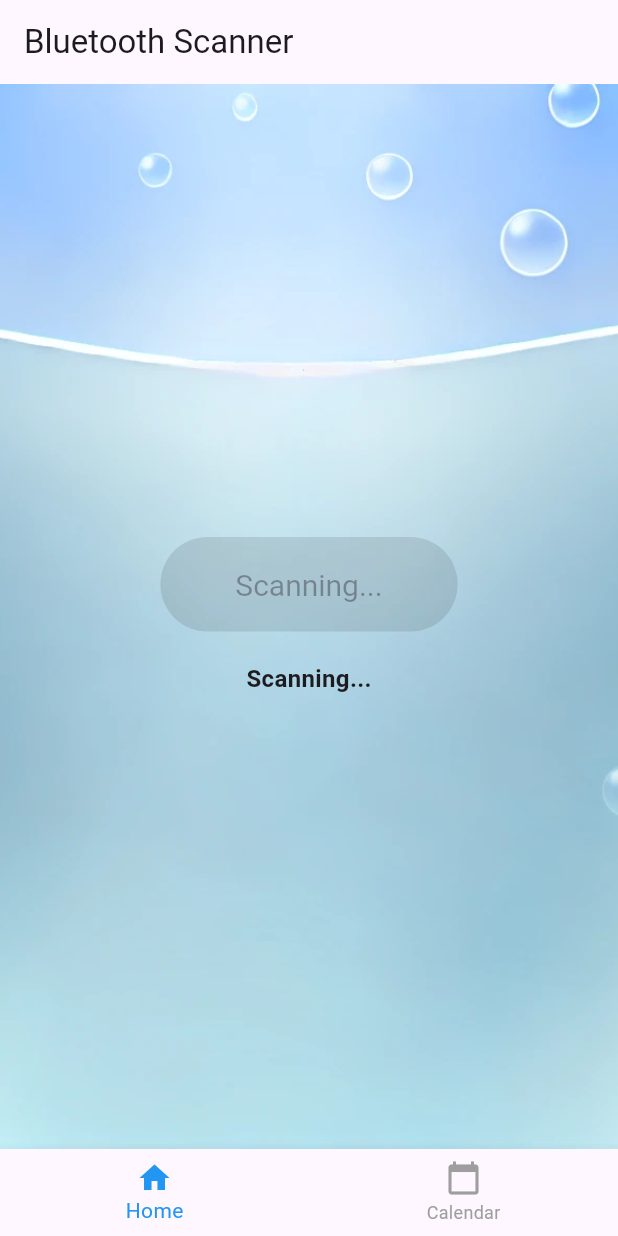
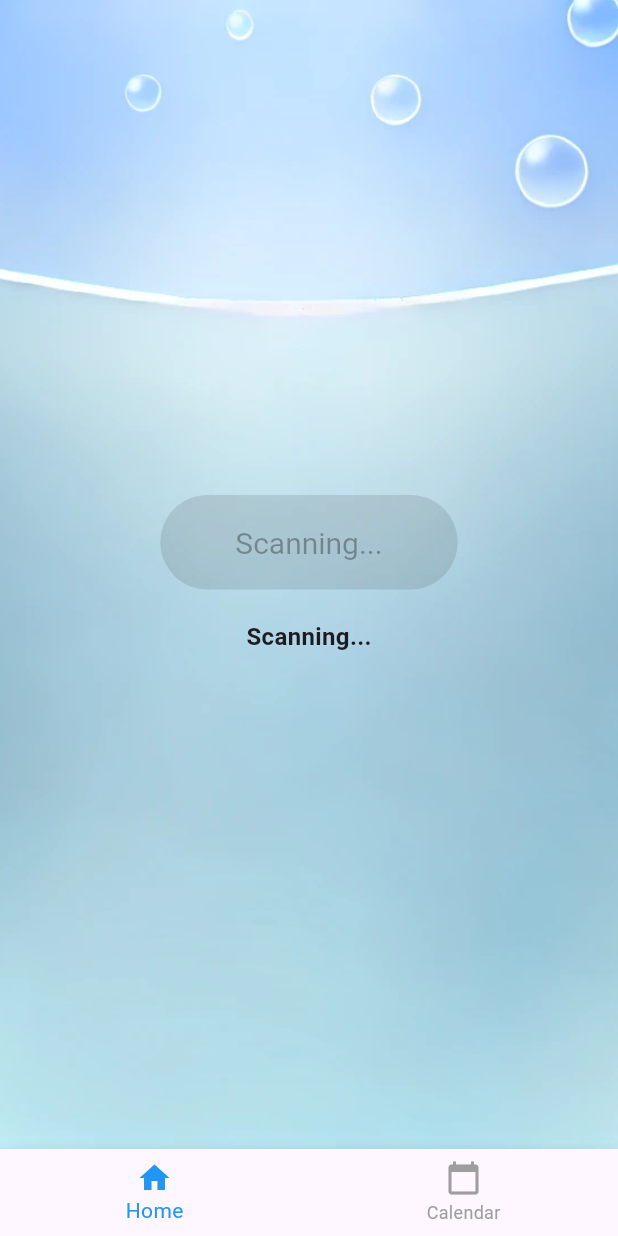
Before and after one commit to HengNguan/BT_App, a Flutter app: the screen it shows after launch, after a tap on "Scan for Devices", on a phone screen of 412 x 824 dp. Run offline on Flutter 3.47's test engine with Material 3 defaults, Android fonts, the phone set to English and light mode, and no system bars; our stand-ins replace flutter_blue_plus, flutter_local_notifications, permission_handler; missing offline and left inert: android_alarm_manager_plus; project files that could hold a hidden picture were left out.

```diff
--- a/lib/Base/bluetooth_provider.dart
+++ b/lib/Base/bluetooth_provider.dart
@@ -1,5 +1,7 @@
 import 'package:flutter/foundation.dart';
 import 'package:flutter_blue_plus/flutter_blue_plus.dart';
+
+import '../services/reminder_service.dart';
 
 class BluetoothProvider extends ChangeNotifier {
   List<ScanResult> _scanResults = [];
@@ -17,7 +19,11 @@ class BluetoothProvider extends ChangeNotifier {
   List<Map<String, dynamic>> get parsedDataPackets => _parsedDataPackets;
   BluetoothDevice? get connectedDevice => _connectedDevice;
 
+  late final ReminderService _reminderService;
+
   BluetoothProvider() {
+    _reminderService = ReminderService();
+
     _checkBluetoothState();
   }
 
@@ -41,7 +47,8 @@ class BluetoothProvider extends ChangeNotifier {
     try {
       await FlutterBluePlus.startScan(timeout: Duration(seconds: 4));
       FlutterBluePlus.scanResults.listen((results) {
-        _scanResults = results;
+        // Filter out devices with no name or "Unknown Device"
+        _scanResults = results.where((result) => result.device.name != null && result.device.name.isNotEmpty).toList();
         notifyListeners();
       });
     } catch (e) {
@@ -74,6 +81,7 @@ class BluetoothProvider extends ChangeNotifier {
 
   void _listenForDataPackets(BluetoothDevice device) async {
     List<BluetoothService> services = await device.discoverServices();
+
     for (BluetoothService service in services) {
       for (BluetoothCharacteristic characteristic in service.characteristics) {
         if (characteristic.properties.notify) {
@@ -107,6 +115,9 @@ class BluetoothProvider extends ChangeNotifier {
       };
 
       _parsedDataPackets.add(parsedData);
+
+      _reminderService.startReminder();
+
       notifyListeners(); // Notify listeners about the new parsed data
     }
   }
--- a/lib/screens/bluetooth_home_page.dart
+++ b/lib/screens/bluetooth_home_page.dart
@@ -12,9 +12,6 @@ class BluetoothHomePage extends StatelessWidget {
     return Consumer<BluetoothProvider>(
       builder: (context, bluetoothProvider, child) {
         return Scaffold(
-          appBar: AppBar(
-            title: Text(S.of(context).bluetoothScanner),
-          ),
           body: Stack(
             children: [
               Container(
--- a/lib/screens/calendar_page.dart
+++ b/lib/screens/calendar_page.dart
@@ -112,6 +112,7 @@ class _CalendarTabState extends State<CalendarTab> {
 
   @override
   Widget build(BuildContext context) {
+    super.build(context); // Ensure that super.build is called
     return Scaffold(
       resizeToAvoidBottomInset: true,
       // Avoid content overflow when keyboard is displayed
--- a/lib/screens/home_page.dart
+++ b/lib/screens/home_page.dart
@@ -16,7 +16,6 @@ class HomeScreen extends StatefulWidget {
 
 class _HomeScreenState extends State<HomeScreen> {
   int _selectedIndex = 0;
-  late final ReminderService _reminderService;
 
   static final List<Widget> _widgetOptions = <Widget>[
     //HomeTab(),
@@ -28,9 +27,6 @@ class _HomeScreenState extends State<HomeScreen> {
   @override
   void initState() {
     super.initState();
-
-    _reminderService = ReminderService();
-    _reminderService.startReminder();
   }
 
   void _onItemTapped(int index) {
```
